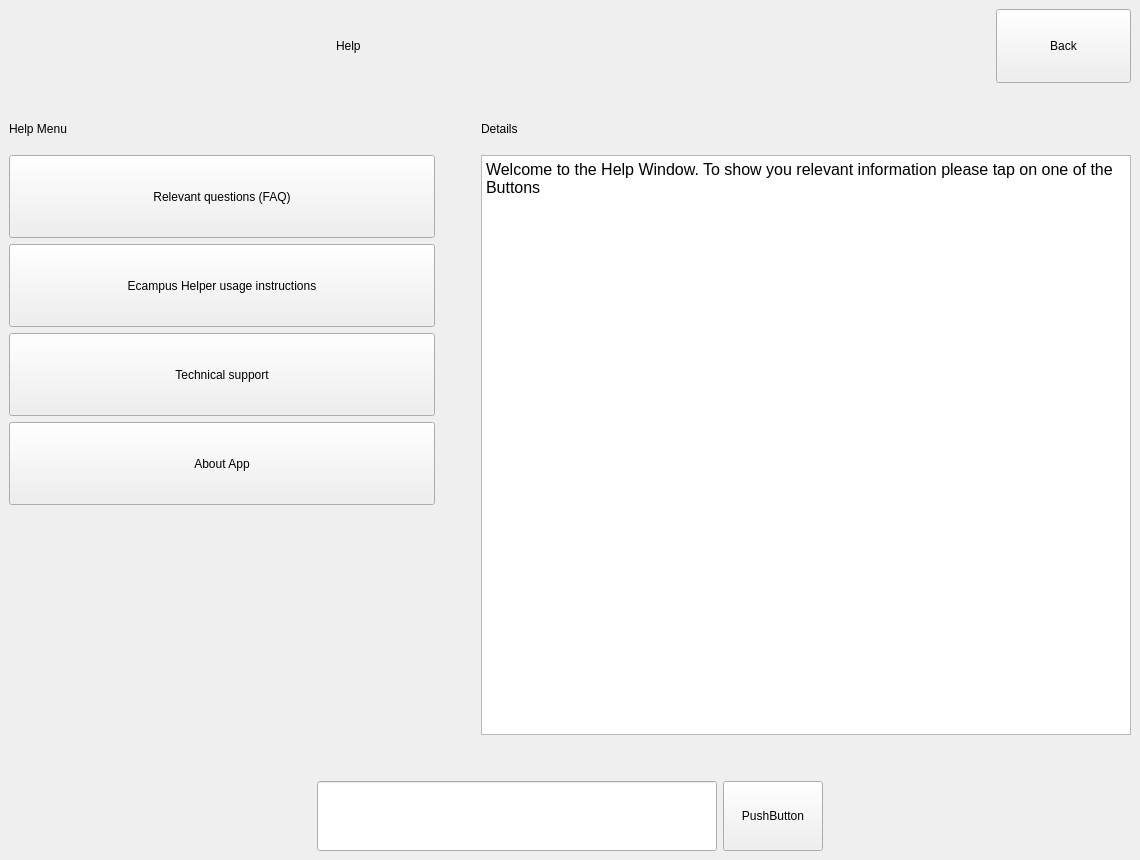
Demonim/Simargl-Study-Project, file main/help.ui: the form before one commit.
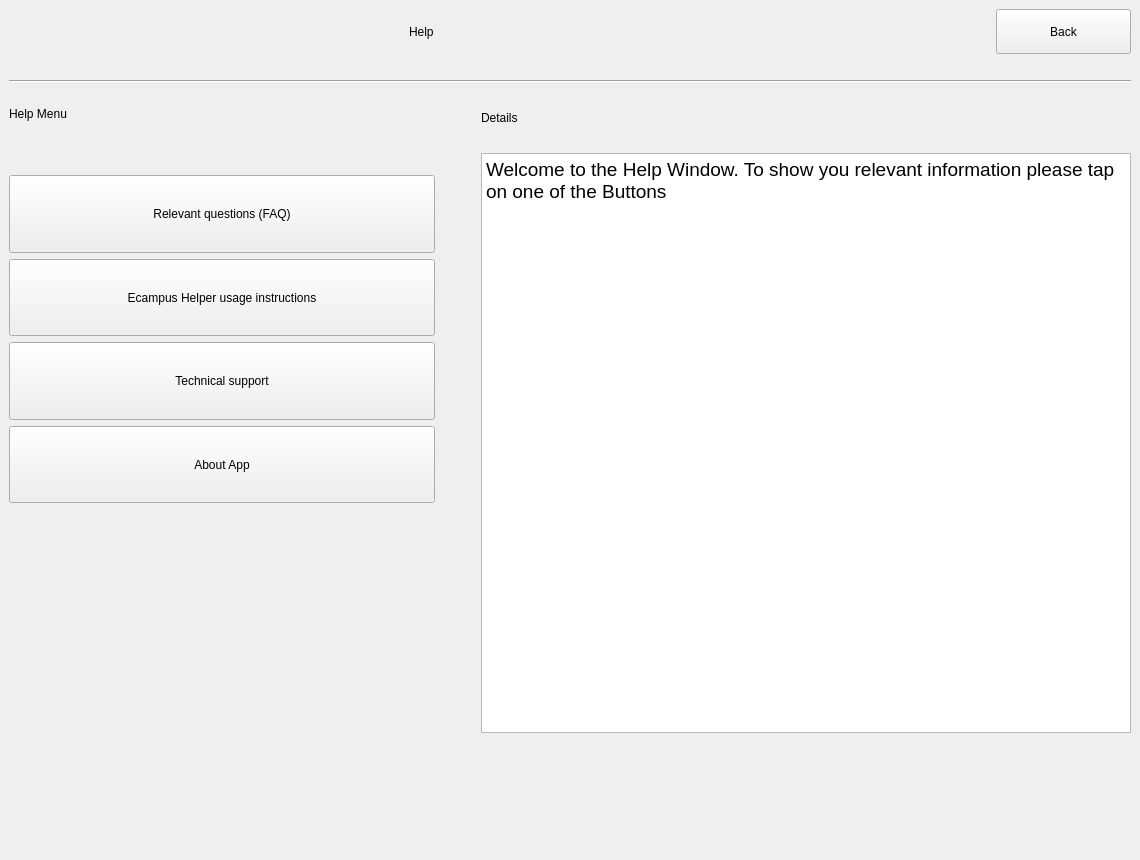
The form after the commit.

Diff of the .ui file:
```diff
--- a/main/help.ui
+++ b/main/help.ui
@@ -27,8 +27,33 @@
   </property>
   <widget class="QWidget" name="centralwidget">
    <layout class="QVBoxLayout" name="verticalLayout_4">
+    <item>
+     <spacer name="verticalSpacer_5">
+      <property name="orientation">
+       <enum>Qt::Vertical</enum>
+      </property>
+      <property name="sizeType">
+       <enum>QSizePolicy::Minimum</enum>
+      </property>
+      <property name="sizeHint" stdset="0">
+       <size>
+        <width>20</width>
+        <height>0</height>
+       </size>
+      </property>
+     </spacer>
+    </item>
     <item>
      <layout class="QHBoxLayout" name="horizontalLayout_2">
+      <property name="leftMargin">
+       <number>110</number>
+      </property>
+      <property name="topMargin">
+       <number>0</number>
+      </property>
+      <property name="rightMargin">
+       <number>0</number>
+      </property>
       <item>
        <spacer name="horizontalSpacer">
         <property name="orientation">
@@ -45,7 +70,7 @@
       <item>
        <widget class="QLabel" name="Help">
         <property name="sizePolicy">
-         <sizepolicy hsizetype="Expanding" vsizetype="Expanding">
+         <sizepolicy hsizetype="Expanding" vsizetype="Maximum">
           <horstretch>0</horstretch>
           <verstretch>0</verstretch>
          </sizepolicy>
@@ -53,13 +78,13 @@
         <property name="minimumSize">
          <size>
           <width>250</width>
-          <height>50</height>
+          <height>45</height>
          </size>
         </property>
         <property name="maximumSize">
          <size>
           <width>425</width>
-          <height>85</height>
+          <height>55</height>
          </size>
         </property>
         <property name="text">
@@ -86,7 +111,7 @@
       <item>
        <widget class="QPushButton" name="Back_Button">
         <property name="sizePolicy">
-         <sizepolicy hsizetype="Expanding" vsizetype="Expanding">
+         <sizepolicy hsizetype="Expanding" vsizetype="Ignored">
           <horstretch>0</horstretch>
           <verstretch>0</verstretch>
          </sizepolicy>
@@ -94,13 +119,13 @@
         <property name="minimumSize">
          <size>
           <width>80</width>
-          <height>50</height>
+          <height>40</height>
          </size>
         </property>
         <property name="maximumSize">
          <size>
           <width>135</width>
-          <height>85</height>
+          <height>55</height>
          </size>
         </property>
         <property name="text">
@@ -126,6 +151,13 @@
       </property>
      </spacer>
     </item>
+    <item>
+     <widget class="Line" name="line">
+      <property name="orientation">
+       <enum>Qt::Horizontal</enum>
+      </property>
+     </widget>
+    </item>
     <item>
      <layout class="QHBoxLayout" name="horizontalLayout">
       <item>
@@ -135,7 +167,7 @@
           <property name="minimumSize">
            <size>
             <width>330</width>
-            <height>40</height>
+            <height>50</height>
            </size>
           </property>
           <property name="maximumSize">
@@ -149,6 +181,22 @@
           </property>
          </widget>
         </item>
+        <item>
+         <spacer name="verticalSpacer_4">
+          <property name="orientation">
+           <enum>Qt::Vertical</enum>
+          </property>
+          <property name="sizeType">
+           <enum>QSizePolicy::Minimum</enum>
+          </property>
+          <property name="sizeHint" stdset="0">
+           <size>
+            <width>20</width>
+            <height>30</height>
+           </size>
+          </property>
+         </spacer>
+        </item>
         <item>
          <widget class="QPushButton" name="FAQ">
           <property name="sizePolicy">
@@ -296,7 +344,7 @@
           <property name="minimumSize">
            <size>
             <width>300</width>
-            <height>40</height>
+            <height>50</height>
            </size>
           </property>
           <property name="maximumSize">
@@ -329,7 +377,7 @@
 &lt;html&gt;&lt;head&gt;&lt;meta name=&quot;qrichtext&quot; content=&quot;1&quot; /&gt;&lt;style type=&quot;text/css&quot;&gt;
 p, li { white-space: pre-wrap; }
 &lt;/style&gt;&lt;/head&gt;&lt;body style=&quot; font-family:'MS Shell Dlg 2'; font-size:7.8pt; font-weight:400; font-style:normal;&quot;&gt;
-&lt;p style=&quot; margin-top:0px; margin-bottom:0px; margin-left:0px; margin-right:0px; -qt-block-indent:0; text-indent:0px;&quot;&gt;&lt;span style=&quot; font-size:12pt;&quot;&gt;Welcome to the Help Window. To show you relevant information please tap on one of the Buttons&lt;/span&gt;&lt;/p&gt;&lt;/body&gt;&lt;/html&gt;</string>
+&lt;p style=&quot; margin-top:0px; margin-bottom:0px; margin-left:0px; margin-right:0px; -qt-block-indent:0; text-indent:0px;&quot;&gt;&lt;span style=&quot; font-size:14pt;&quot;&gt;Welcome to the Help Window. To show you relevant information please tap on one of the Buttons&lt;/span&gt;&lt;/p&gt;&lt;/body&gt;&lt;/html&gt;</string>
           </property>
          </widget>
         </item>
@@ -348,7 +396,7 @@
       <property name="sizeHint" stdset="0">
        <size>
         <width>20</width>
-        <height>40</height>
+        <height>98</height>
        </size>
       </property>
      </spacer>
@@ -368,47 +416,6 @@
         </property>
        </spacer>
       </item>
-      <item>
-       <widget class="QLineEdit" name="Help_earch">
-        <property name="sizePolicy">
-         <sizepolicy hsizetype="Expanding" vsizetype="Expanding">
-          <horstretch>0</horstretch>
-          <verstretch>0</verstretch>
-         </sizepolicy>
-        </property>
-        <property name="minimumSize">
-         <size>
-          <width>400</width>
-          <height>40</height>
-         </size>
-        </property>
-        <property name="maximumSize">
-         <size>
-          <width>680</width>
-          <height>70</height>
-         </size>
-        </property>
-       </widget>
-      </item>
-      <item>
-       <widget class="QPushButton" name="pushButton_5">
-        <property name="minimumSize">
-         <size>
-          <width>100</width>
-          <height>40</height>
-         </size>
-        </property>
-        <property name="maximumSize">
-         <size>
-          <width>170</width>
-          <height>70</height>
-         </size>
-        </property>
-        <property name="text">
-         <string>PushButton</string>
-        </property>
-       </widget>
-      </item>
       <item>
        <spacer name="horizontalSpacer_4">
         <property name="orientation">
```
